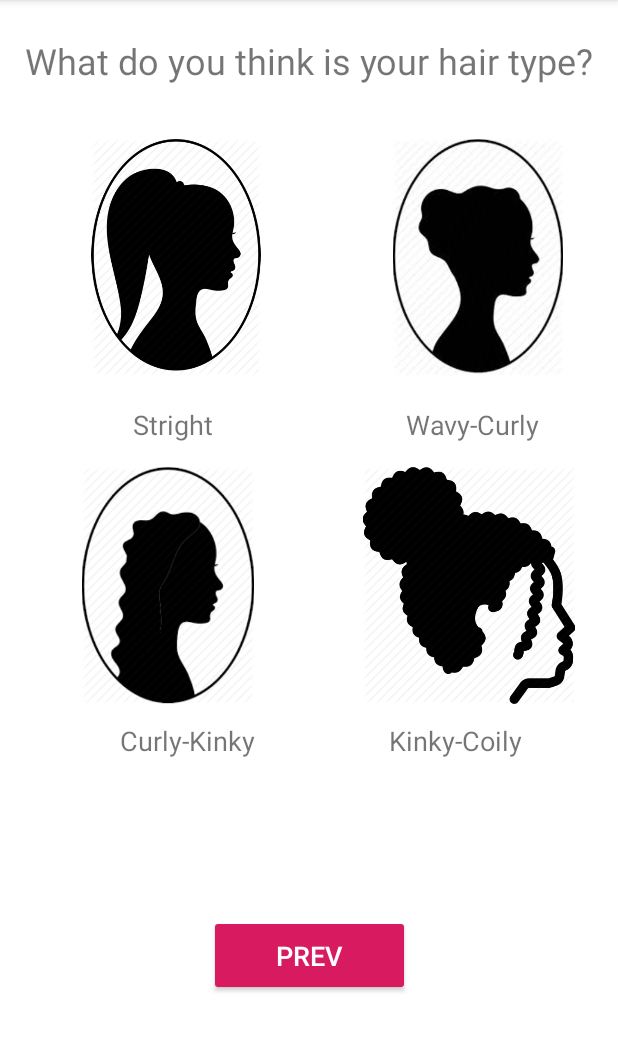
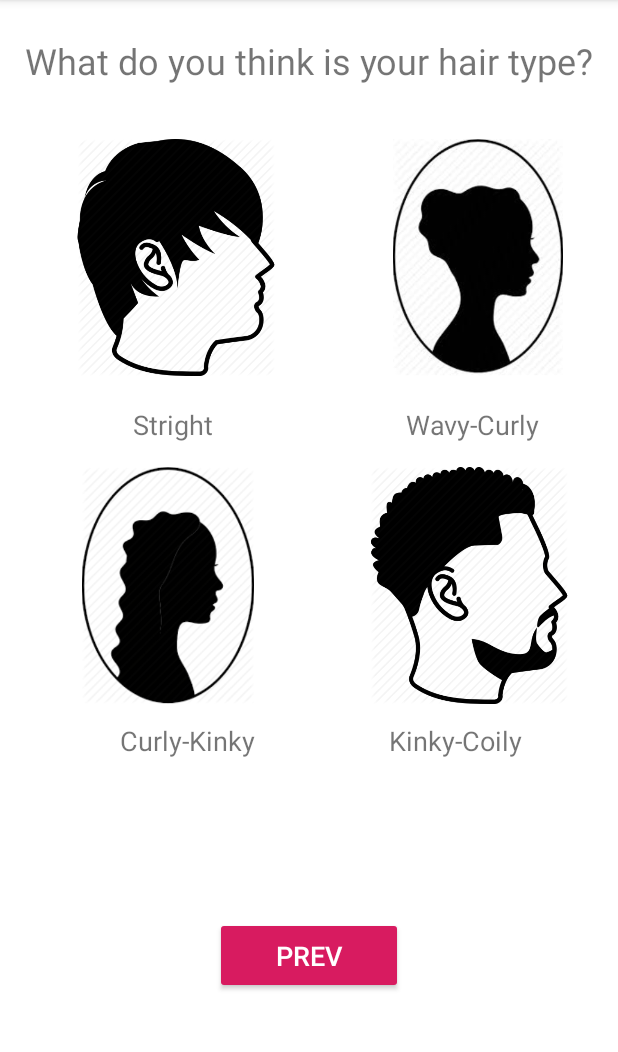
Before and after one commit to itsaling/ManeChoice, an Android app: the question1 screen opened directly, with no data from a screen before it, on a phone screen of 412 x 824 dp, the part 84-1136 px from its top. Run offline under Robolectric (Android 15) with nearby library versions, the phone set to English and light mode, and no system bars.

Commit message:
update icon2

```diff
--- a/app/src/main/res/layout/activity_question1.xml
+++ b/app/src/main/res/layout/activity_question1.xml
@@ -18,7 +18,7 @@
             android:fontFamily="sans-serif"/>
     <ImageView
             android:layout_width="169dp"
-            android:layout_height="158dp" app:srcCompat="@drawable/stright"
+            android:layout_height="158dp" app:srcCompat="@drawable/strightmen2"
             android:id="@+id/type1" android:layout_marginTop="36dp"
             android:clickable="true"
             app:layout_constraintTop_toBottomOf="@+id/question1" app:layout_constraintStart_toStartOf="parent"
@@ -56,7 +56,7 @@
             android:layout_marginStart="80dp" android:textSize="18sp"/>
     <ImageView
             android:layout_width="169dp"
-            android:layout_height="158dp" app:srcCompat="@drawable/kinky"
+            android:layout_height="158dp" app:srcCompat="@drawable/curlhair"
             android:id="@+id/type4"
             app:layout_constraintEnd_toEndOf="parent"
             android:layout_marginEnd="20dp" android:layout_marginRight="20dp" android:layout_marginTop="16dp"
@@ -86,8 +86,8 @@
             android:textSize="18sp"/>
     <Button
             android:text="prev"
-            android:layout_width="134dp"
-            android:layout_height="54dp" android:id="@+id/prev"
+            android:layout_width="125dp"
+            android:layout_height="51dp" android:id="@+id/prev"
             app:layout_constraintStart_toStartOf="parent" android:layout_marginLeft="8dp"
             android:layout_marginStart="8dp"
             android:layout_marginBottom="8dp" app:layout_constraintBottom_toBottomOf="parent"
```
